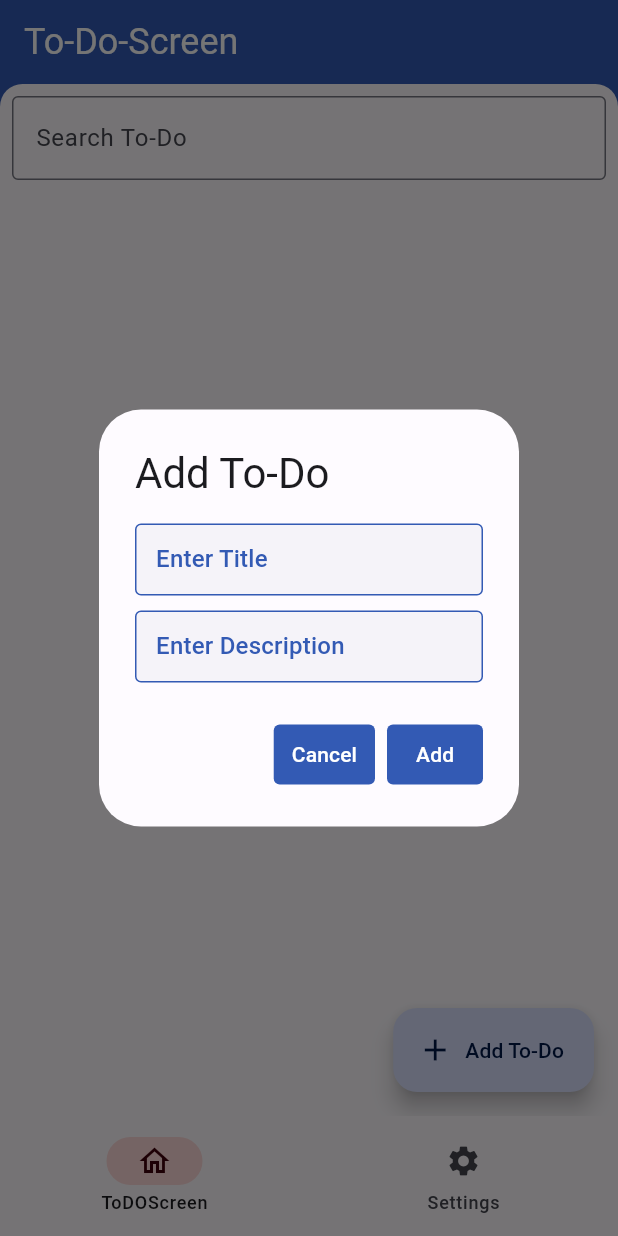
After one commit to SandeshPAUDELs/to-do-app, a Flutter app: the screen it shows after launch, after a tap on "Add To-Do", on a phone screen of 412 x 824 dp. The commit adds this screen. Run offline on Flutter 3.47's test engine with Material 3 defaults, Android fonts, the phone set to English and light mode, and no system bars; our stand-ins replace device_preview, shared_preferences.

Commit message:
todo added and edite

```diff
--- a/lib/main.dart
+++ b/lib/main.dart
@@ -3,6 +3,7 @@ import 'package:flutter/material.dart';
 import 'package:flutter_application_1/styles/colors.dart';
 import 'package:flutter_application_1/viewModels/navigation_vm.dart';
 import 'package:flutter_application_1/viewModels/theme_vm.dart';
+import 'package:flutter_application_1/viewModels/to-do_vm.dart';
 import 'package:flutter_application_1/views/home_screen.dart';
 import 'package:provider/provider.dart';
 
@@ -22,6 +23,7 @@ class MyApp extends StatelessWidget {
       providers: [
         ChangeNotifierProvider(create: (context) => NavigationViewModel()),
         ChangeNotifierProvider(create: (context) => ThemeViewModel()),
+        ChangeNotifierProvider(create: (context) => TodoViewModel()),
       ],
       child: Consumer(builder: (context, ThemeViewModel themeVM, child) {
         return MaterialApp(
--- /dev/null
+++ b/lib/styles/app_bar.dart
@@ -0,0 +1,51 @@
+import 'package:flutter/material.dart';
+import 'package:flutter/services.dart';
+
+class CustomAppBarTheme {
+  static AppBar appBarStyle(BuildContext context, String titleText) {
+    return AppBar(
+      systemOverlayStyle: SystemUiOverlayStyle.light.copyWith(
+        statusBarColor: Theme.of(context).colorScheme.primary,
+        statusBarIconBrightness: Brightness.light,
+        statusBarBrightness: Brightness.dark,
+      ),
+      backgroundColor: Theme.of(context).colorScheme.primary,
+      iconTheme: IconThemeData(color: Theme.of(context).colorScheme.onPrimary),
+      title: Text(
+        titleText,
+        style: Theme.of(context)
+            .textTheme
+            .headlineSmall
+            ?.copyWith(color: Theme.of(context).colorScheme.onPrimary),
+      ),
+    );
+  }
+
+  // for appbar with icons
+  static AppBar appBarWithEditIcon(BuildContext context, String titleText,
+      bool isIconVisible, VoidCallback onPressed) {
+    return AppBar(
+      systemOverlayStyle: SystemUiOverlayStyle.light.copyWith(
+        statusBarColor: Theme.of(context).colorScheme.primary,
+        statusBarIconBrightness: Brightness.light,
+        statusBarBrightness: Brightness.dark,
+      ),
+      backgroundColor: Theme.of(context).colorScheme.primary,
+      iconTheme: IconThemeData(color: Theme.of(context).colorScheme.onPrimary),
+      title: Text(
+        titleText,
+        style: Theme.of(context)
+            .textTheme
+            .headlineSmall
+            ?.copyWith(color: Theme.of(context).colorScheme.onPrimary),
+      ),
+      actions: <Widget>[
+        if (isIconVisible)
+          IconButton(
+            icon: const Icon(Icons.edit),
+            onPressed: onPressed,
+          ),
+      ],
+    );
+  }
+}
--- /dev/null
+++ b/lib/styles/button_styles.dart
@@ -0,0 +1,14 @@
+import 'package:flutter/material.dart';
+
+class ButtonStyles {
+
+  static ButtonStyle textButtonStyle(BuildContext context) {
+    return TextButton.styleFrom(
+      backgroundColor: Theme.of(context).colorScheme.primary,
+      foregroundColor: Theme.of(context).colorScheme.onPrimary,
+      shape: RoundedRectangleBorder(
+        borderRadius: BorderRadius.circular(4),
+      ),
+    );
+  }
+}
--- a/lib/styles/change_theme_style.dart
+++ b/lib/styles/change_theme_style.dart
@@ -9,9 +9,7 @@ class ChangeThemeStyle extends StatelessWidget {
   Widget build(BuildContext context) {
     final height = MediaQuery.sizeOf(context).height;
     final width = MediaQuery.sizeOf(context).width;
-
     final themeVM = Provider.of<ThemeViewModel>(context);
-
     return Container(
       color: Theme.of(context).colorScheme.surface,
       padding: EdgeInsets.symmetric(vertical: height * 0.015),
--- /dev/null
+++ b/lib/styles/forms_field.dart
@@ -0,0 +1,64 @@
+import 'package:flutter/material.dart';
+
+class FormsField {
+  static InputDecoration inputDecoration(BuildContext context, String text){
+    return InputDecoration(
+      alignLabelWithHint: true,
+                labelText: text,
+                labelStyle: Theme.of(context).textTheme.titleMedium!.copyWith(
+                      color: Theme.of(context).colorScheme.primary,
+                    ),
+                errorStyle: Theme.of(context).textTheme.titleMedium!.copyWith(
+                      color: Theme.of(context).colorScheme.error,
+                    ),
+                contentPadding:
+                    const EdgeInsets.symmetric(vertical: 5, horizontal: 10),
+                filled: true,
+                fillColor: Theme.of(context)
+                    .colorScheme
+                    .surfaceVariant
+                    .withOpacity(0.3),
+                enabledBorder: OutlineInputBorder(
+                    borderSide: BorderSide(
+                        color: Theme.of(context).colorScheme.primary)),
+                focusedBorder: OutlineInputBorder(
+                    borderSide: BorderSide(
+                        color: Theme.of(context).colorScheme.primary)),
+                errorBorder: OutlineInputBorder(
+                    borderSide:
+                        BorderSide(color: Theme.of(context).colorScheme.error)),
+                focusedErrorBorder: OutlineInputBorder(
+                    borderSide:
+                        BorderSide(color: Theme.of(context).colorScheme.error)),
+    );
+  }
+
+
+  static Container createSearchBar(
+      BuildContext context, TextEditingController controller) {
+    return Container(
+      margin: const EdgeInsets.all(8.0),
+      child: Material(
+        elevation: 5.0,
+        borderRadius: BorderRadius.circular(8.0),
+        child: TextFormField(
+          controller: controller,
+          style: Theme.of(context).textTheme.titleMedium,
+          decoration: const InputDecoration(
+            hintText: 'Search',
+            contentPadding: EdgeInsets.symmetric(vertical: 10, horizontal: 10),
+            suffixIcon: Icon(Icons.search),
+            border: OutlineInputBorder(
+              borderSide: BorderSide.none,
+              borderRadius: BorderRadius.all(Radius.circular(8.0)),
+            ),
+            filled: true,
+            fillColor: Colors.white,
+          ),
+        ),
+      ),
+    );
+  }
+
+
+}
--- a/lib/viewModels/navigation_vm.dart
+++ b/lib/viewModels/navigation_vm.dart
@@ -7,9 +7,6 @@ class NavigationViewModel extends ChangeNotifier {
   int _currentPMIndex = 0;
   int get currentPMIndex => _currentPMIndex;
 
-
-  String _searchQuery = '';
-  String get searchQuery => _searchQuery;
 
   void changeHomeIndex(int newIndex) {
     _currentHomeIndex = newIndex;
@@ -21,9 +18,4 @@ class NavigationViewModel extends ChangeNotifier {
     notifyListeners();
   }
 
-
-  void updateSearchQuery(String query) {
-    _searchQuery = query;
-    notifyListeners();
-  }
 }
--- a/lib/viewModels/to-do_vm.dart
+++ b/lib/viewModels/to-do_vm.dart
@@ -0,0 +1,51 @@
+import 'package:flutter/material.dart';
+import 'package:flutter_application_1/models/todo_models.dart';
+
+class TodoViewModel extends ChangeNotifier {
+  List<TodoModel> _todos = [];
+  String _searchQuery = '';
+// search garera list ma dekhauna
+  List<TodoModel> get todos {
+    if (_searchQuery.isEmpty) {
+      return _todos;
+    } else {
+      return _todos
+          .where((todo) =>
+              todo.title.toLowerCase().contains(_searchQuery.toLowerCase()))
+          .toList();
+    }
+  }
+
+  void updateSearchQuery(String query) {
+    _searchQuery = query;
+    notifyListeners();
+  }
+
+  void add(TodoModel todo, BuildContext context) {
+    _todos.add(todo);
+    ScaffoldMessenger.of(context)
+        .showSnackBar(SnackBar(content: Text('added')));
+    notifyListeners();
+  }
+
+  void remove(TodoModel todo) {
+    _todos.remove(todo);
+    notifyListeners();
+  }
+
+  void update(
+      BuildContext context, TodoModel todo, String title, String description) {
+    final index = _todos.indexOf(todo);
+    _todos[index] = TodoModel(title: title, description: description);
+    notifyListeners();
+
+    Navigator.of(context).pop();
+
+    // Show snackbar
+    ScaffoldMessenger.of(context).showSnackBar(
+      SnackBar(
+        content: Text('Todo updated successfully!'),
+      ),
+    );
+  }
+}
--- a/lib/views/home_screen.dart
+++ b/lib/views/home_screen.dart
@@ -1,6 +1,7 @@
 import 'package:flutter/material.dart';
 import 'package:flutter_application_1/viewModels/navigation_vm.dart';
 import 'package:flutter_application_1/views/settings_page.dart';
+import 'package:flutter_application_1/views/to_doScreen.dart';
 import 'package:provider/provider.dart';
 
 class HomeScreen extends StatelessWidget {
@@ -13,13 +14,13 @@ class HomeScreen extends StatelessWidget {
     Widget getCurrentScreen(int index) {
       switch (index) {
         case 0:
-          return const Placeholder();
+          return  TodoListScreen();
         case 1:
           return const Settings();
 
 
         default:
-          return const Placeholder();
+          return TodoListScreen();
       }
     }
     return Scaffold(
--- a/lib/views/settings_page.dart
+++ b/lib/views/settings_page.dart
@@ -1,4 +1,5 @@
 import 'package:flutter/material.dart';
+import 'package:flutter_application_1/styles/app_bar.dart';
 import 'package:flutter_application_1/styles/change_theme_style.dart';
 
 class Settings extends StatelessWidget {
@@ -7,9 +8,7 @@ class Settings extends StatelessWidget {
   @override
   Widget build(BuildContext context) {
     return Scaffold(
-      appBar: AppBar(
-        title: const Text('Settings'),
-      ),
+      appBar: CustomAppBarTheme.appBarStyle(context, 'Settings'),
       body: Column(
         children: [
           ChangeThemeStyle(),
--- /dev/null
+++ b/lib/views/to_doScreen.dart
@@ -0,0 +1,147 @@
+import 'package:flutter/material.dart';
+import 'package:flutter_application_1/models/todo_models.dart';
+import 'package:flutter_application_1/styles/app_bar.dart';
+import 'package:flutter_application_1/styles/button_styles.dart';
+import 'package:flutter_application_1/styles/container_style.dart';
+import 'package:flutter_application_1/viewModels/to-do_vm.dart';
+import 'package:flutter_application_1/views/markdownScreen.dart';
+import 'package:flutter_application_1/styles/forms_field.dart';
+import 'package:provider/provider.dart';
+
+class TodoListScreen extends StatelessWidget {
+  const TodoListScreen({super.key});
+
+  @override
+  Widget build(BuildContext context) {
+    final _titleController = TextEditingController();
+    final _descriptionController = TextEditingController();
+    final todoViewModel = Provider.of<TodoViewModel>(context);
+
+    return Scaffold(
+      appBar: CustomAppBarTheme.appBarStyle(context, 'To-Do-Screen'),
+      body: Stack(
+        children: [
+          Container(
+              width: double.infinity,
+              height: 20,
+              color: Theme.of(context).colorScheme.primary),
+          ClipRRect(
+            borderRadius: const BorderRadius.only(
+              topLeft: Radius.circular(15),
+              topRight: Radius.circular(15),
+            ),
+            child: Container(
+              width: double.infinity,
+              color: Theme.of(context).colorScheme.surface,
+              child: Column(
+                children: [
+                  Padding(
+                    padding: const EdgeInsets.all(8.0),
+                    child: TextField(
+                      decoration: const InputDecoration(
+                        hintText: 'Search To-Do',
+                        border: OutlineInputBorder(),
+                      ),
+                      onChanged: (query) {
+                        todoViewModel.updateSearchQuery(query);
+                      },
+                    ),
+                  ),
+                  Expanded(
+                    child: ListView.builder(
+                      itemCount: todoViewModel.todos.length,
+                      itemBuilder: (context, index) {
+                        final todo = todoViewModel.todos[index];
+                        return DefaultListTile(
+                          title: todo.title,
+                          subtitle: todo.description,
+                          onTap: () {
+                            Navigator.push(
+                                context,
+                                MaterialPageRoute(
+                                  builder: (context) =>
+                                      TodoDetailScreen(todo: todo),
+                                ));
+                          },
+                        );
+                        // return GestureDetector(
+                        //   onTap: () {
+                        //     Navigator.push(
+                        //         context,
+                        //         MaterialPageRoute(
+                        //           builder: (context) =>
+                        //               TodoDetailScreen(todo: todo),
+                        //         ));
+                        //   },
+                        //   child: ListTile(
+                        //     title: Text(todo.title),
+                        //     subtitle: Text(todo.description),
+                        //     trailing: IconButton(
+                        //       icon: const Icon(Icons.delete),
+                        //       onPressed: () {
+                        //         todoViewModel.remove(todo);
+                        //       },
+                        //     ),
+                        //   ),
+                        // );
+                      },
+                    ),
+                  ),
+                ],
+              ),
+            ),
+          ),
+        ],
+      ),
+      floatingActionButton: FloatingActionButton.extended(
+        onPressed: () {
+          showDialog(
+              context: context,
+              builder: (context) => AlertDialog(
+                    title: Text(
+                      'Add To-Do',
+                      style: Theme.of(context).textTheme.headlineMedium!,
+                    ),
+                    content: Column(
+                      mainAxisSize: MainAxisSize.min,
+                      children: [
+                        TextFormField(
+                          controller: _titleController,
+                          decoration: FormsField.inputDecoration(
+                              context, 'Enter Title'),
+                        ),
+                        SizedBox(height: 10),
+                        TextFormField(
+                          controller: _descriptionController,
+                          decoration: FormsField.inputDecoration(
+                              context, 'Enter Description'),
+                        ),
+                      ],
+                    ),
+                    actions: [
+                      TextButton(
+                        onPressed: () {
+                          Navigator.pop(context);
+                          _titleController.clear();
+                          _descriptionController.clear();
+                        },
+                        style: ButtonStyles.textButtonStyle(context),
+                        child: Text('Cancel'),
+                      ),
+                      TextButton(
+                        onPressed: () {
+                          Provider.of<TodoViewModel>(context, listen: false).add(TodoModel(title: _titleController.text, description: _descriptionController.text), context);
+                          Navigator.pop(context);
+                        },
+                        style: ButtonStyles.textButtonStyle(context),
+                        child: Text('Add'),
+                      ),
+                    ],
+                  ));
+        },
+        label: const Text('Add To-Do'),
+        icon: const Icon(Icons.add),
+      ),
+    );
+  }
+}
--- a/pubspec.yaml
+++ b/pubspec.yaml
@@ -38,6 +38,7 @@ dependencies:
   provider: ^6.1.2
   device_preview: ^1.2.0
   shared_preferences: ^2.3.5
+  flutter_markdown: ^0.7.5
 
 
 dev_dependencies:
```
Also changed, not shown: lib/styles/container_style.dart (added, +112 -0 lines), lib/views/markdownScreen.dart (added, +97 -0 lines), lib/views/to-doScreen.dart (deleted, +0 -10 lines), pubspec.lock.
